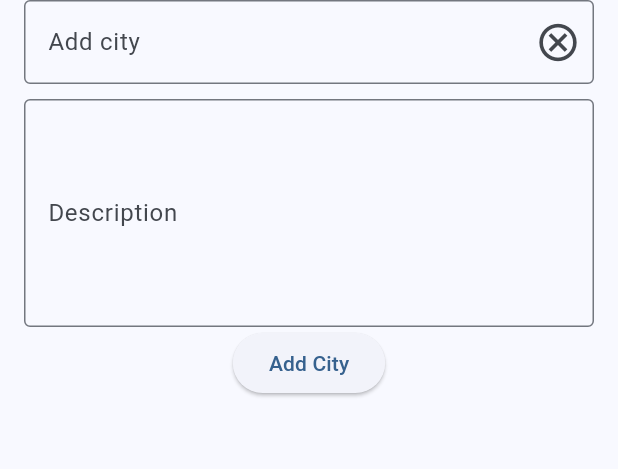
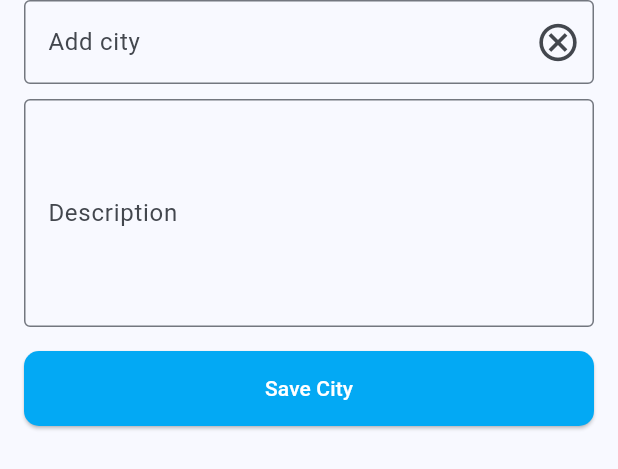
Before and after one commit to Sarethjs/zero_weather, a Flutter app: the CityBottomSheet widget shown alone on an empty page, opened directly with empty values, on a phone screen of 412 x 824 dp. Shown: the top 469 px of the screen. Run offline on Flutter 3.47's test engine with Material 3 defaults, Android fonts, the phone set to English and light mode, and no system bars.

Commit message:
M Button to save city added

```diff
--- a/lib/components/city_bottom_sheet.dart
+++ b/lib/components/city_bottom_sheet.dart
@@ -57,7 +57,9 @@ class CityBottomSheet extends StatelessWidget {
           ),
 
           // Save city button
-          ElevatedButton(
+          Container(
+            margin: const EdgeInsets.symmetric(vertical: 16),
+            child: ElevatedButton(
               onPressed: () {
                 final cityName = cityController.text;
                 if (cityName.isNotEmpty) {
@@ -65,7 +67,17 @@ class CityBottomSheet extends StatelessWidget {
                   Navigator.pop(context); // Close the BottomSheet
                 }
               },
-            child: const Text('Add City'),
+              style: ElevatedButton.styleFrom(
+                backgroundColor: Colors.lightBlue,
+                disabledBackgroundColor: Colors.grey,
+                foregroundColor: Colors.white,
+                minimumSize: const Size(double.infinity, 50),
+                shape: RoundedRectangleBorder(
+                  borderRadius: BorderRadius.circular(10),
+                ),
+              ),
+              child: const Text('Save City'),
+            ),
           ),
         ],
       ),
```
Lines whose indentation alone changed are shown as unchanged.
